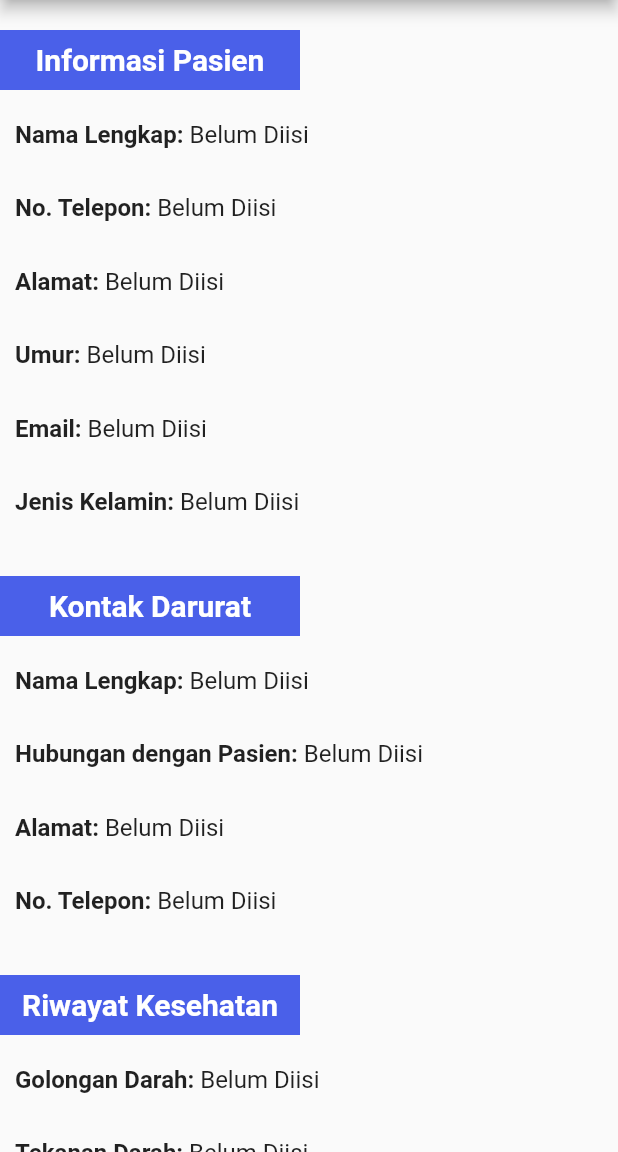
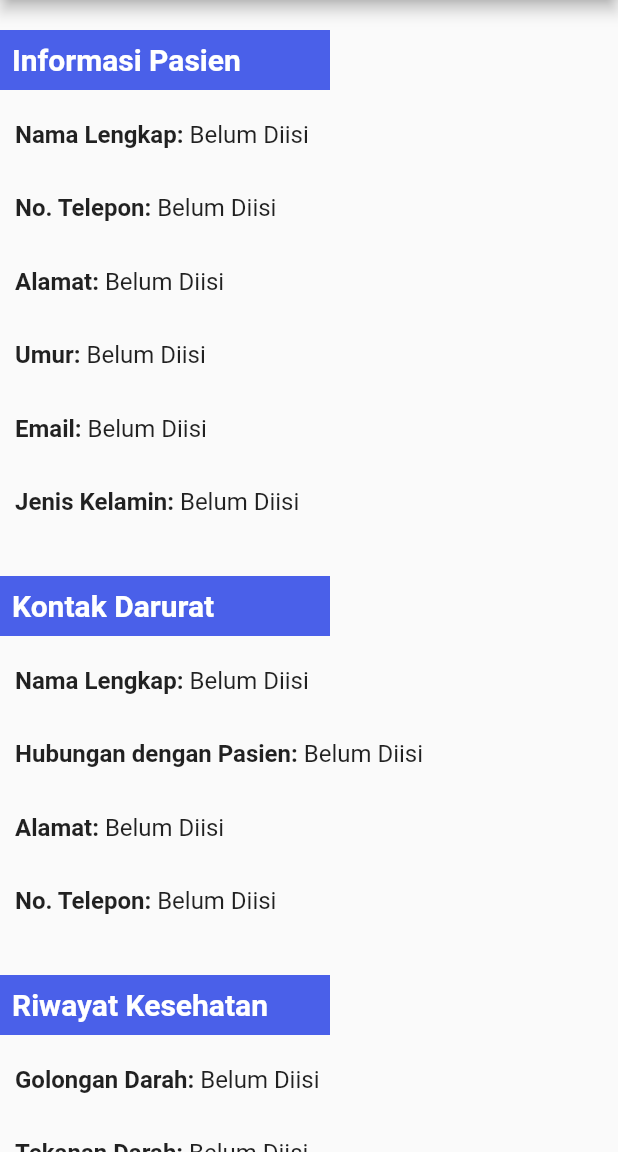
Before and after one commit to C009-PBP/PBP-PAS, a Flutter app: the RiwayatKesehatanPage screen opened directly, on a phone screen of 412 x 824 dp, the part 84-1236 px from its top. Run offline on Flutter 3.47's test engine with Material 2 defaults, Android fonts, the phone set to English and light mode, and no system bars; missing offline and left inert: pbp_django_auth; accounts and stored records are empty; network calls fail.

Commit message:
UI fixes

```diff
--- a/lib/pengaturan_akun/page/pengaturan_akun_form.dart
+++ b/lib/pengaturan_akun/page/pengaturan_akun_form.dart
@@ -2,8 +2,8 @@ import 'package:flutter/material.dart';
 import 'package:healthbud/core/tools/drawer.dart';
 import 'package:healthbud/pengaturan_akun/page/pengaturan_akun_page.dart';
 import 'package:healthbud/core/tools/loggedInUser.dart';
-
-import '../../authentication/page/LoginPage.dart';
+import 'package:pbp_django_auth/pbp_django_auth.dart';
+import 'package:provider/provider.dart';
 
 class ProfileFormPage extends StatefulWidget {
   const ProfileFormPage({super.key});
@@ -47,6 +47,7 @@ class _ProfileFormPageState extends State<ProfileFormPage> {
 
   @override
   Widget build(BuildContext context) {
+    final request = context.watch<CookieRequest>();
     return Scaffold(
       appBar: AppBar(
         title: const Text('Form Pengaturan Akun'),
--- a/lib/pengaturan_akun/page/riwayat_kesehatan_page.dart
+++ b/lib/pengaturan_akun/page/riwayat_kesehatan_page.dart
@@ -28,15 +28,14 @@ class _RiwayatKesehatanPageState extends State<RiwayatKesehatanPage> {
                       children: [
                         Container(
                           margin: const EdgeInsets.fromLTRB(0 , 20, 20, 10),
+                          padding: const EdgeInsets.all(8),
                           height: 40,
-                          width: 200,
+                          width: 220,
                           color: const Color(0xff4A60E9),
-                          child: const Center(
-                            child: Text(
+                          child: const Text(
                               'Informasi Pasien',
-                                textAlign: TextAlign.center,
+                              textAlign: TextAlign.left,
                               style: TextStyle(fontSize: 20.0, fontWeight: FontWeight.bold, color: Colors.white)
-                            ),
                           ),
                         ),
                         Padding(
@@ -125,15 +124,14 @@ class _RiwayatKesehatanPageState extends State<RiwayatKesehatanPage> {
                         ),
                         Container(
                           margin: const EdgeInsets.fromLTRB(0 , 20, 20, 10),
+                          padding: const EdgeInsets.all(8),
                           height: 40,
-                          width: 200,
+                          width: 220,
                           color: const Color(0xff4A60E9),
-                          child: const Center(
-                            child: Text(
+                          child: const Text(
                               'Kontak Darurat',
-                                textAlign: TextAlign.center,
+                              textAlign: TextAlign.left,
                               style: TextStyle(fontSize: 20.0, fontWeight: FontWeight.bold, color: Colors.white)
-                            ),
                           ),
                         ),
                         Padding(
@@ -194,15 +192,14 @@ class _RiwayatKesehatanPageState extends State<RiwayatKesehatanPage> {
                         ),
                         Container(
                           margin: const EdgeInsets.fromLTRB(0 , 20, 20, 10),
+                          padding: const EdgeInsets.all(8),
                           height: 40,
-                          width: 200,
+                          width: 220,
                           color: const Color(0xff4A60E9),
-                          child: const Center(
-                            child: Text(
+                          child: const Text(
                               'Riwayat Kesehatan',
-                                textAlign: TextAlign.center,
+                              textAlign: TextAlign.left,
                               style: TextStyle(fontSize: 20.0, fontWeight: FontWeight.bold, color: Colors.white)
-                            ),
                           ),
                         ),
                         Padding(
@@ -307,15 +304,14 @@ class _RiwayatKesehatanPageState extends State<RiwayatKesehatanPage> {
                         children: [
                           Container(
                             margin: const EdgeInsets.fromLTRB(0 , 20, 20, 10),
+                            padding: const EdgeInsets.all(8),
                             height: 40,
-                            width: 200,
+                            width: 220,
                             color: const Color(0xff4A60E9),
-                            child: const Center(
-                              child: Text(
+                            child: const Text(
                                 'Informasi Pasien',
-                                  textAlign: TextAlign.center,
+                                textAlign: TextAlign.left,
                                 style: TextStyle(fontSize: 20.0, fontWeight: FontWeight.bold, color: Colors.white)
-                              ),
                             ),
                           ),
                           Padding(
@@ -404,15 +400,14 @@ class _RiwayatKesehatanPageState extends State<RiwayatKesehatanPage> {
                           ),
                           Container(
                             margin: const EdgeInsets.fromLTRB(0 , 20, 20, 10),
+                            padding: const EdgeInsets.all(8),
                             height: 40,
-                            width: 200,
+                            width: 220,
                             color: const Color(0xff4A60E9),
-                            child: const Center(
-                              child: Text(
+                            child: const Text(
                                 'Kontak Darurat',
-                                  textAlign: TextAlign.center,
+                                textAlign: TextAlign.left,
                                 style: TextStyle(fontSize: 20.0, fontWeight: FontWeight.bold, color: Colors.white)
-                              ),
                             ),
                           ),
                           Padding(
@@ -473,15 +468,14 @@ class _RiwayatKesehatanPageState extends State<RiwayatKesehatanPage> {
                           ),
                           Container(
                             margin: const EdgeInsets.fromLTRB(0 , 20, 20, 10),
+                            padding: const EdgeInsets.all(8),
                             height: 40,
-                            width: 200,
+                            width: 220,
                             color: const Color(0xff4A60E9),
-                            child: const Center(
-                              child: Text(
+                            child: const Text(
                                 'Riwayat Kesehatan',
-                                  textAlign: TextAlign.center,
+                                textAlign: TextAlign.left,
                                 style: TextStyle(fontSize: 20.0, fontWeight: FontWeight.bold, color: Colors.white)
-                              ),
                             ),
                           ),
                           Padding(
```
Lines whose indentation alone changed are shown as unchanged.
